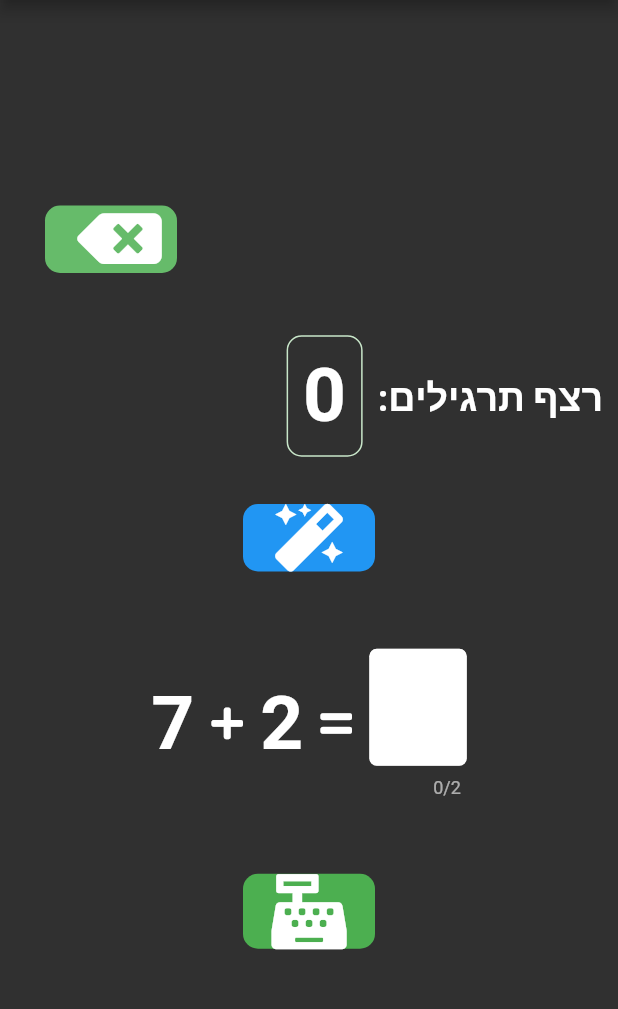
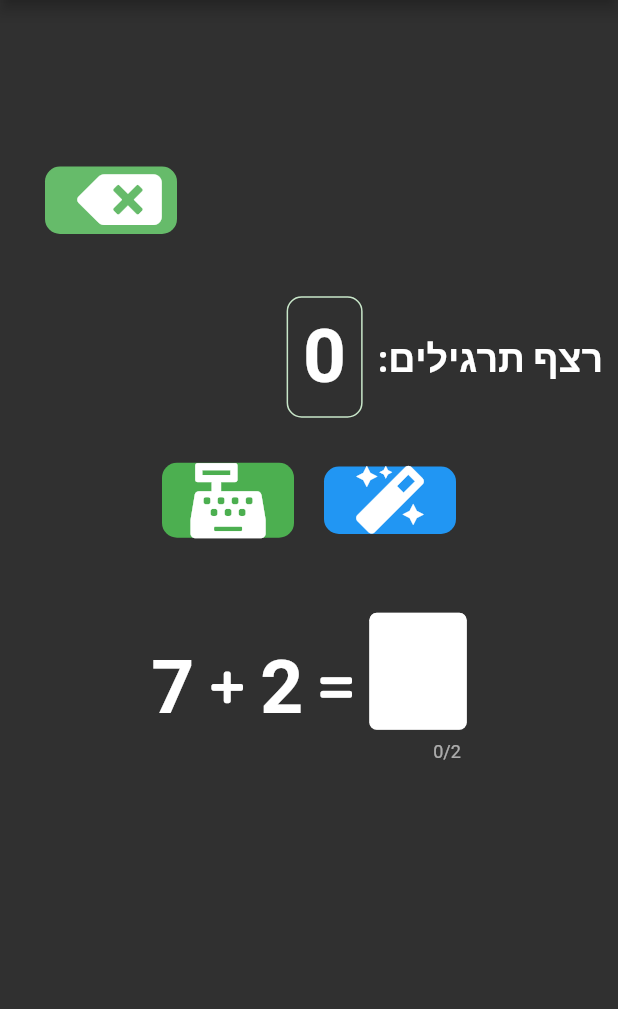
Before and after one commit to AdamRussak/one_to_math, a Flutter app: the screen it shows after launch, after a tap on "OR", on a phone screen of 412 x 824 dp, the part 84-1093 px from its top. Run offline on Flutter 3.47's test engine with Material 2 defaults, Android fonts, the phone set to English and light mode, and no system bars; our stand-ins replace after_layout, fluttertoast, font_awesome_flutter, rflutter_alert, shared_preferences.

Commit message:
some ui fixed and button locations

```diff
--- a/lib/screens/math_qustions.dart
+++ b/lib/screens/math_qustions.dart
@@ -150,7 +150,8 @@ class _MyHomePageState extends State<MathQustions>
   }
 
   Widget build(BuildContext context) {
-    return Scaffold(
+    return SafeArea(
+      child: Scaffold(
           resizeToAvoidBottomInset: false,
           appBar: AppBar(
             automaticallyImplyLeading: false,
@@ -191,6 +192,41 @@ class _MyHomePageState extends State<MathQustions>
                   SizedBox(
                     height: 30.0,
                   ),
+                  Row(
+                    mainAxisAlignment: MainAxisAlignment.center,
+                    children: [
+                      FlatButton(
+                        textColor: Colors.white,
+                        child: Icon(
+                          FontAwesomeIcons.cashRegister,
+                          size: 50.0,
+                        ),
+                        color: Colors.green,
+                        shape: RoundedRectangleBorder(
+                            borderRadius: BorderRadius.circular(10)),
+                        onPressed: () {
+                          var intAnswer;
+                          //The user picked true.
+                          if (answerTextController.text == null ||
+                              answerTextController.text == "") {
+                            intAnswer = 1;
+                            userInput = false;
+                          } else {
+                            intAnswer = int.parse(answerTextController.text);
+                            userInput = true;
+                          }
+                          checkAnsewr(
+                              intAnswer == null ||
+                                      answerTextController.text == ""
+                                  ? 0
+                                  : intAnswer,
+                              userInput);
+                          answerTextController.clear();
+                        },
+                      ),
+                      SizedBox(
+                        width: 20.0,
+                      ),
                       FlatButton(
                         onPressed: () {
                           print('new qustion');
@@ -200,6 +236,8 @@ class _MyHomePageState extends State<MathQustions>
                         color: Colors.blue,
                         shape: RoundedRectangleBorder(
                             borderRadius: BorderRadius.circular(10)),
+                      ),
+                    ],
                   ),
                   SizedBox(
                     height: 50.0,
@@ -233,7 +271,8 @@ class _MyHomePageState extends State<MathQustions>
                           FilteringTextInputFormatter.digitsOnly
                         ],
                         controller: answerTextController,
-                      maxLength: Provider.of<MathBrain>(context, listen: false)
+                        maxLength:
+                            Provider.of<MathBrain>(context, listen: false)
                                 .maxNumber
                                 .toString()
                                 .length,
@@ -274,40 +313,13 @@ class _MyHomePageState extends State<MathQustions>
                     ),
                   ]),
                   SizedBox(
-                  height: 50.0,
-                ),
-                FlatButton(
-                  textColor: Colors.white,
-                  child: Icon(
-                    FontAwesomeIcons.cashRegister,
-                    size: 50.0,
-                  ),
-                  color: Colors.green,
-                  shape: RoundedRectangleBorder(
-                      borderRadius: BorderRadius.circular(10)),
-                  onPressed: () {
-                    var intAnswer;
-                    //The user picked true.
-                    if (answerTextController.text == null ||
-                        answerTextController.text == "") {
-                      intAnswer = 1;
-                      userInput = false;
-                    } else {
-                      intAnswer = int.parse(answerTextController.text);
-                      userInput = true;
-                    }
-                    checkAnsewr(
-                        intAnswer == null || answerTextController.text == ""
-                            ? 0
-                            : intAnswer,
-                        userInput);
-                    answerTextController.clear();
-                  },
+                    height: 150.0,
                   ),
                 ],
               );
             }),
-        ));
+          )),
+    );
   }
 
   @override
--- a/lib/screens/start_screen.dart
+++ b/lib/screens/start_screen.dart
@@ -24,7 +24,8 @@ class _MathStartScreen extends State<MathStartScreen>
 
   @override
   Widget build(BuildContext context) {
-    return Scaffold(
+    return SafeArea(
+      child: Scaffold(
         resizeToAvoidBottomInset: false,
         appBar: AppBar(
           automaticallyImplyLeading: false,
@@ -54,8 +55,9 @@ class _MathStartScreen extends State<MathStartScreen>
               ),
               FlatButton(
                 minWidth: 150.0,
-              height: 100.0,
-              child: ButtonIcons(FontAwesomeIcons.minus, FontAwesomeIcons.plus),
+                height: 80.0,
+                child:
+                    ButtonIcons(FontAwesomeIcons.minus, FontAwesomeIcons.plus),
                 color: Colors.blue[300],
                 onPressed: () {
                   Navigator.pushNamed(context, MathQustions.id);
@@ -68,7 +70,7 @@ class _MathStartScreen extends State<MathStartScreen>
               ),
               FlatButton(
                 minWidth: 150.0,
-              height: 100.0,
+                height: 80.0,
                 child: ButtonIcons(
                     FontAwesomeIcons.greaterThan, FontAwesomeIcons.lessThan),
                 color: Colors.blue[300],
@@ -83,17 +85,21 @@ class _MathStartScreen extends State<MathStartScreen>
               ),
               FlatButton(
                 minWidth: 150.0,
-              height: 100.0,
-              child:
-                  ButtonIcons(FontAwesomeIcons.divide, FontAwesomeIcons.times),
+                height: 80.0,
+                child: ButtonIcons(
+                    FontAwesomeIcons.divide, FontAwesomeIcons.times),
                 color: Colors.blue[300],
                 onPressed: () {
                   Navigator.pushNamed(context, MultiplyQustions.id);
                 },
                 shape: RoundedRectangleBorder(
                     borderRadius: BorderRadius.circular(10)),
-            )
+              ),
+              SizedBox(
+                height: 50.0,
+              ),
             ],
+          ),
         ),
       ),
     );
```
Lines whose indentation alone changed are shown as unchanged.
